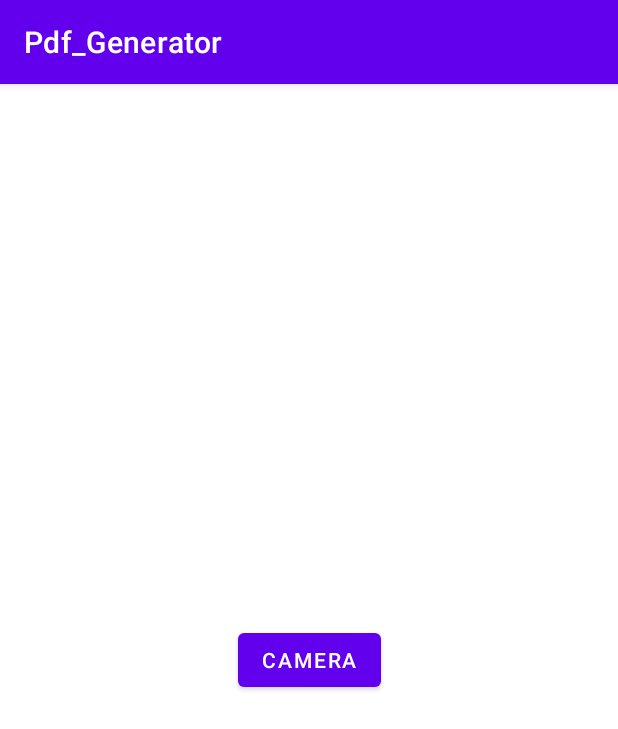
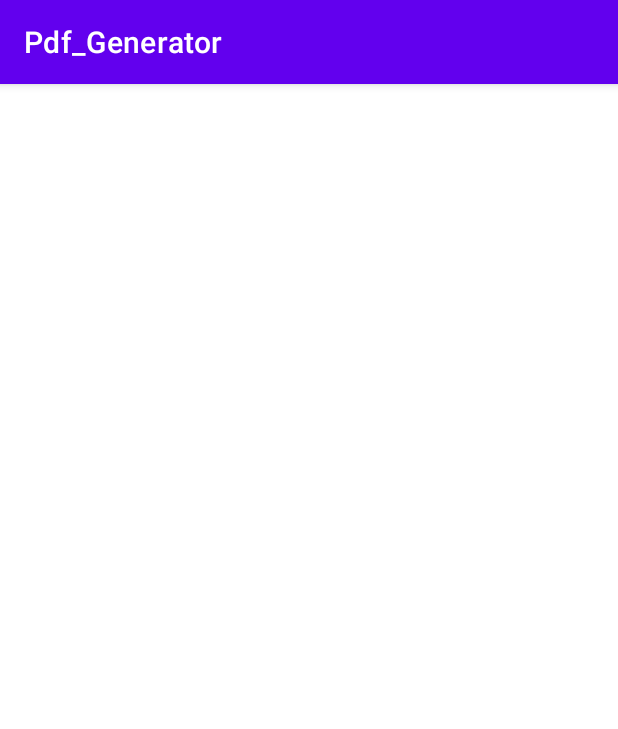
Before and after one commit to sebesti0n/Pdf_Generator, an Android app: the screen it shows after launch (MainActivity), on a phone screen of 412 x 824 dp. Shown: the top 729 px of the screen. Run offline under Robolectric (Android 15) with nearby library versions, the phone set to English and light mode, and no system bars; our stand-ins replace navigation-ui; 4 statements that could not run were skipped.

Commit message:
Navigation Setup

```diff
--- a/app/src/main/java/com/example/pdf_generator/MainActivity.kt
+++ b/app/src/main/java/com/example/pdf_generator/MainActivity.kt
@@ -1,29 +1,28 @@
 package com.example.pdf_generator
 
 
-import android.opengl.Visibility
 import androidx.appcompat.app.AppCompatActivity
 import android.os.Bundle
 import android.view.View
-import com.example.pdf_generator.Fragments.Camera_fragment
+import androidx.navigation.NavController
+import androidx.navigation.fragment.NavHostFragment
+import androidx.navigation.ui.setupActionBarWithNavController
+import com.example.pdf_generator.Fragments.CameraFragment
 import com.example.pdf_generator.databinding.ActivityMainBinding
 
 class MainActivity : AppCompatActivity() {
     private lateinit var binding: ActivityMainBinding
+    private lateinit var navController: NavController
     override fun onCreate(savedInstanceState: Bundle?) {
         super.onCreate(savedInstanceState)
         binding = ActivityMainBinding.inflate(layoutInflater)
         setContentView(binding.root)
-        binding.cameraLaunchBtn.setOnClickListener{
-            binding.cameraLaunchBtn.visibility=View.INVISIBLE
-            openCameraFragment()
-        }
 
+        val navHostFragment=supportFragmentManager.findFragmentById(R.id.nav_host_fragment) as NavHostFragment
+        navController=navHostFragment.navController
+
+        setupActionBarWithNavController(navController)
 
     }
-    private fun openCameraFragment(){
-        val transaction=supportFragmentManager.beginTransaction()
-        transaction.replace(R.id.camera_fragment_container, Camera_fragment())
-        transaction.commit()
-    }
+
 }
--- a/app/src/main/java/com/example/pdf_generator/adapters/clickedImagePreviewAdapter.kt
+++ b/app/src/main/java/com/example/pdf_generator/adapters/ClickedImagePreviewAdapter.kt
@@ -1,16 +1,14 @@
 package com.example.pdf_generator.adapters
 
-import android.graphics.Bitmap
 import android.net.Uri
 import android.view.LayoutInflater
 import android.view.View
 import android.view.ViewGroup
 import android.widget.ImageView
-import android.widget.TextView
 import androidx.recyclerview.widget.RecyclerView
 import com.example.pdf_generator.R
 
-class clickedImagePreviewAdapter(private val imgList:ArrayList<Uri>):RecyclerView.Adapter<clickedImagePreviewAdapter.clickedImageViewHolder>() {
+class ClickedImagePreviewAdapter(private val imgList:ArrayList<Uri>):RecyclerView.Adapter<ClickedImagePreviewAdapter.clickedImageViewHolder>() {
     class clickedImageViewHolder(itemView: View):RecyclerView.ViewHolder(itemView) {
         val imageview= itemView.findViewById<ImageView>(R.id.clicked_iv)
     }
--- a/app/src/main/res/layout/activity_main.xml
+++ b/app/src/main/res/layout/activity_main.xml
@@ -5,19 +5,13 @@
     android:layout_width="match_parent"
     android:layout_height="match_parent"
     tools:context=".MainActivity">
-    <FrameLayout
-        android:id="@+id/camera_fragment_container"
+
+    <androidx.fragment.app.FragmentContainerView
         android:layout_width="match_parent"
-        android:layout_height="match_parent" />
-
-    <Button
-        android:id="@+id/camera_launch_btn"
-        android:layout_width="wrap_content"
-        android:layout_height="wrap_content"
-        android:text="@string/camera"
-        app:layout_constraintBottom_toBottomOf="parent"
-        app:layout_constraintEnd_toEndOf="parent"
-        app:layout_constraintStart_toStartOf="parent"
-        app:layout_constraintTop_toTopOf="parent" />
+        android:layout_height="match_parent"
+        android:id="@+id/nav_host_fragment"
+        app:defaultNavHost="true"
+        app:navGraph="@navigation/nav_graph"
+        android:name="androidx.navigation.fragment.NavHostFragment"/>
 
 </androidx.constraintlayout.widget.ConstraintLayout>
--- a/build.gradle
+++ b/build.gradle
@@ -3,4 +3,6 @@ plugins {
     id 'com.android.application' version '7.4.2' apply false
     id 'com.android.library' version '7.4.2' apply false
     id 'org.jetbrains.kotlin.android' version '1.8.0' apply false
+    id 'androidx.navigation.safeargs.kotlin' version '2.5.3' apply false
+
 }
--- a/gradle.properties
+++ b/gradle.properties
@@ -15,8 +15,10 @@ org.gradle.jvmargs=-Xmx2048m -Dfile.encoding=UTF-8
 # Android operating system, and which are packaged with your app's APK
 # https://developer.android.com/topic/libraries/support-library/androidx-rn
 android.useAndroidX=true
+androidx.enableJetifier=true
 # Kotlin code style for this project: "official" or "obsolete":
 kotlin.code.style=official
+kotlin.jvm.target.validation.mode = IGNORE
 # Enables namespacing of each library's R class so that its R class includes only the
 # resources declared in the library itself and none from the library's dependencies,
 # thereby reducing the size of the R class for that library
```
Also changed, not shown: app/build.gradle (+23 -22 lines), app/src/main/java/com/example/pdf_generator/Fragments/CameraFragment.kt (renamed from app/src/main/java/com/example/pdf_generator/Fragments/Camera_fragment.kt, +16 -11 lines).
